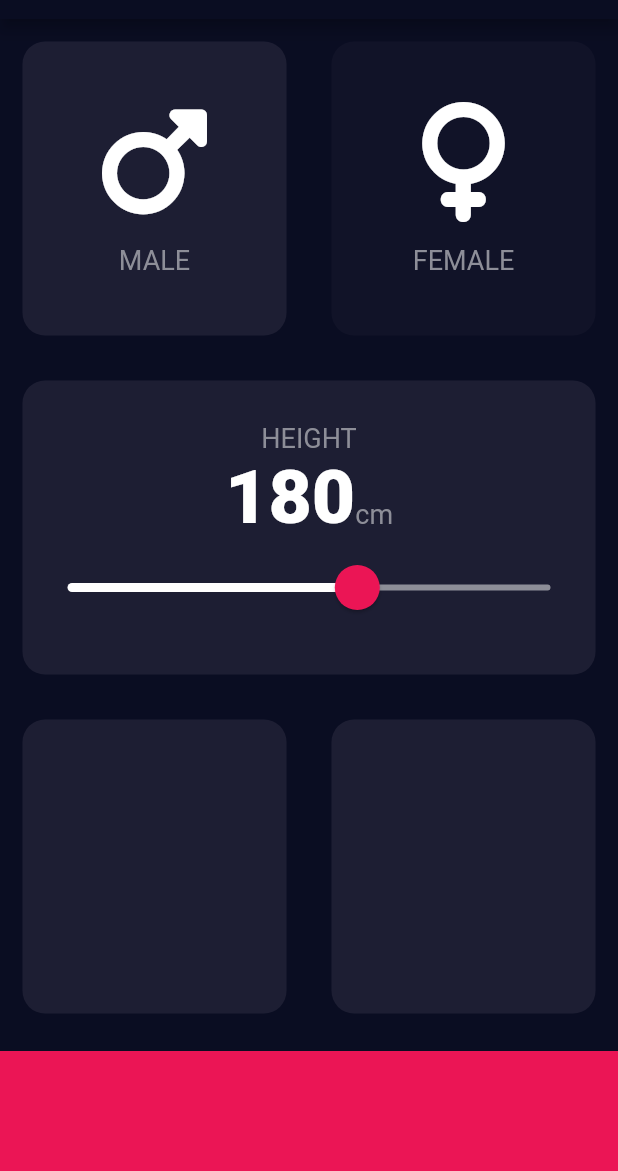
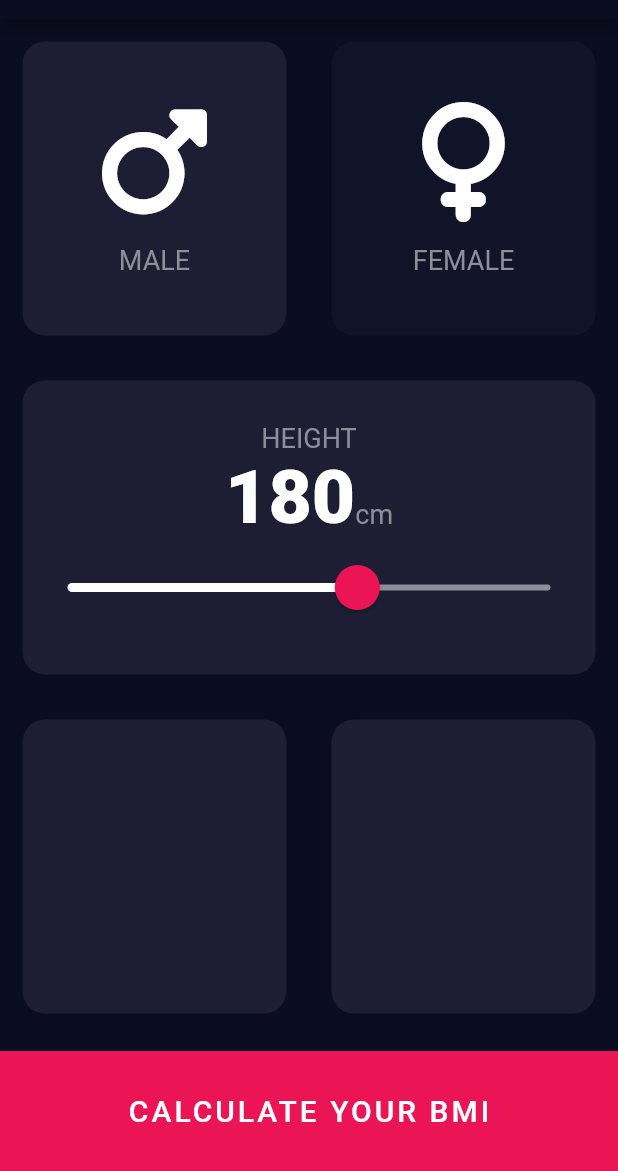
Before and after one commit to abhisheksakibanda/bmi_calculator_flutter, a Flutter app: the screen it shows after launch, on a phone screen of 412 x 824 dp, the part 65-1236 px from its top. Run offline on Flutter 3.47's test engine with Material 2 defaults, Android fonts, the phone set to English and light mode, and no system bars; our stand-ins replace font_awesome_flutter.

Commit message:
Added calculate button

```diff
--- a/lib/input_page.dart
+++ b/lib/input_page.dart
@@ -130,6 +130,17 @@ class _InputPageState extends State<InputPage> {
             ),
           ),
           Container(
+            child: TextButton(
+              child: Text(
+                'CALCULATE YOUR BMI',
+                style: TextStyle(
+                  color: Colors.white,
+                  fontSize: 20.0,
+                  letterSpacing: 2.0,
+                ),
+              ),
+              onPressed: () {},
+            ),
             color: kBottomContainerColor,
             margin: EdgeInsets.only(top: 10.0),
             height: kBottomContainerHeight,
```
